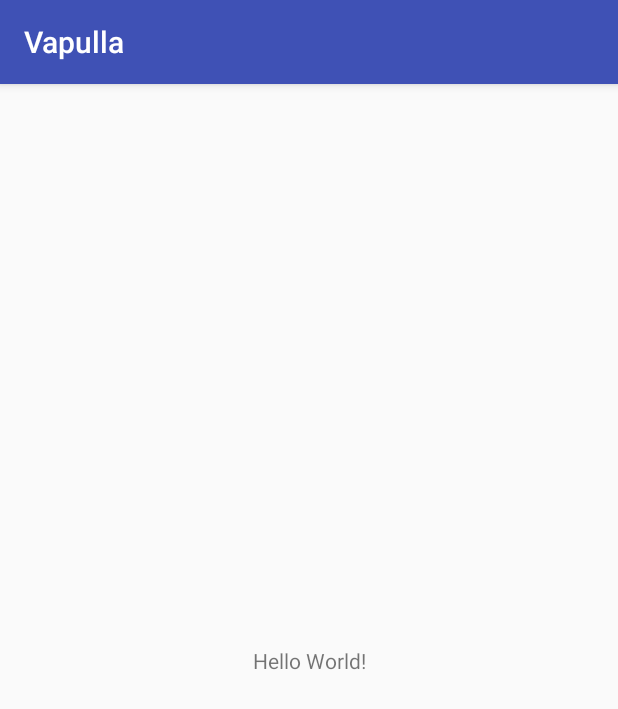
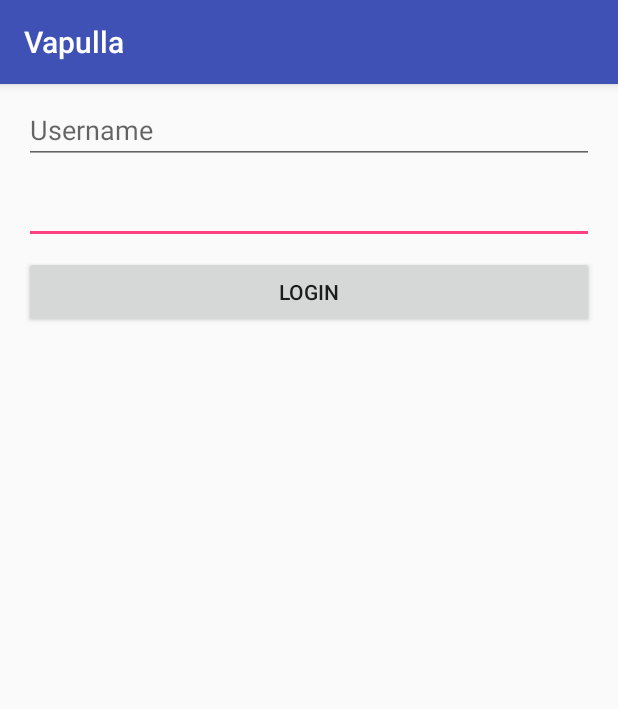
Before and after one commit to Longi94/Vapulla, an Android app: the screen it shows after launch (MainActivity), on a phone screen of 412 x 824 dp. Shown: the top 709 px of the screen. Run offline under Robolectric (Android 15) with nearby library versions, the phone set to English and light mode, and no system bars; 2 statements that could not run were skipped.

Commit message:
test login

```diff
--- a/app/build.gradle
+++ b/app/build.gradle
@@ -13,6 +13,7 @@ android {
         versionCode 1
         versionName "1.0"
         testInstrumentationRunner "android.support.test.runner.AndroidJUnitRunner"
+        multiDexEnabled true
     }
     buildTypes {
         release {
@@ -24,11 +25,12 @@ android {
 
 dependencies {
     implementation fileTree(dir: 'libs', include: ['*.jar'])
-    implementation"org.jetbrains.kotlin:kotlin-stdlib-jre7:$kotlin_version"
+    implementation "org.jetbrains.kotlin:kotlin-stdlib-jre7:$kotlin_version"
     implementation 'com.android.support:appcompat-v7:26.1.0'
     implementation 'com.android.support.constraint:constraint-layout:1.0.2'
     implementation 'com.madgag.spongycastle:prov:1.58.0.0'
     implementation 'in.dragonbra:javasteam:1.0.0-SNAPSHOT'
+    implementation "org.jetbrains.kotlin:kotlin-reflect:1.2.21"
     testImplementation 'junit:junit:4.12'
     androidTestImplementation 'com.android.support.test:runner:1.0.1'
     androidTestImplementation 'com.android.support.test.espresso:espresso-core:3.0.1'
--- a/app/src/main/res/layout/activity_main.xml
+++ b/app/src/main/res/layout/activity_main.xml
@@ -6,13 +6,42 @@
     android:layout_height="match_parent"
     tools:context="in.dragonbra.vapulla.activity.MainActivity">
 
-    <TextView
-        android:layout_width="wrap_content"
+    <EditText
+        android:id="@+id/password"
+        android:layout_width="0dp"
         android:layout_height="wrap_content"
-        android:text="Hello World!"
-        app:layout_constraintBottom_toBottomOf="parent"
-        app:layout_constraintLeft_toLeftOf="parent"
-        app:layout_constraintRight_toRightOf="parent"
+        android:layout_marginEnd="16dp"
+        android:layout_marginStart="16dp"
+        android:layout_marginTop="8dp"
+        android:ems="10"
+        android:inputType="textPassword"
+        app:layout_constraintEnd_toEndOf="parent"
+        app:layout_constraintStart_toStartOf="parent"
+        app:layout_constraintTop_toBottomOf="@+id/username" />
+
+    <EditText
+        android:id="@+id/username"
+        android:layout_width="0dp"
+        android:layout_height="wrap_content"
+        android:layout_marginEnd="16dp"
+        android:layout_marginStart="16dp"
+        android:layout_marginTop="8dp"
+        android:ems="10"
+        android:inputType="textPersonName"
+        android:hint="Username"
+        app:layout_constraintEnd_toEndOf="parent"
+        app:layout_constraintStart_toStartOf="parent"
         app:layout_constraintTop_toTopOf="parent" />
 
+    <Button
+        android:id="@+id/login"
+        android:layout_width="0dp"
+        android:layout_height="wrap_content"
+        android:layout_marginEnd="16dp"
+        android:layout_marginStart="16dp"
+        android:layout_marginTop="8dp"
+        android:text="Login"
+        app:layout_constraintEnd_toEndOf="parent"
+        app:layout_constraintStart_toStartOf="parent"
+        app:layout_constraintTop_toBottomOf="@+id/password" />
 </android.support.constraint.ConstraintLayout>
```
Also changed, not shown: app/src/main/java/in/dragonbra/vapulla/activity/MainActivity.kt (+110 -0 lines).
